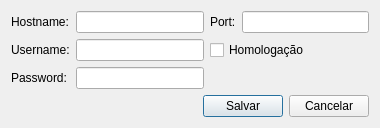
The window that ui/loginconfig.ui (lellisls/ERP-STACCATO) describes before a commit, drawn with Qt 5.
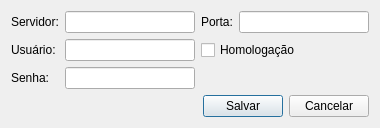
The same window after the commit.

Commit message: Tradução das strings

```diff
--- a/ui/loginconfig.ui
+++ b/ui/loginconfig.ui
@@ -7,7 +7,7 @@
     <x>0</x>
     <y>0</y>
     <width>380</width>
-    <height>123</height>
+    <height>127</height>
    </rect>
   </property>
   <property name="windowTitle">
@@ -22,7 +22,7 @@
      <item row="1" column="0">
       <widget class="QLabel" name="labelUsername">
        <property name="text">
-        <string>Username:</string>
+        <string>Usuário:</string>
        </property>
       </widget>
      </item>
@@ -36,7 +36,7 @@
      <item row="2" column="0">
       <widget class="QLabel" name="labelPassword">
        <property name="text">
-        <string>Password:</string>
+        <string>Senha:</string>
        </property>
       </widget>
      </item>
@@ -53,7 +53,7 @@
      <item row="0" column="0">
       <widget class="QLabel" name="labelHostname">
        <property name="text">
-        <string>Hostname:</string>
+        <string>Servidor:</string>
        </property>
       </widget>
      </item>
@@ -74,7 +74,7 @@
      <item row="0" column="2">
       <widget class="QLabel" name="labelPort">
        <property name="text">
-        <string>Port:</string>
+        <string>Porta:</string>
        </property>
       </widget>
      </item>
```
